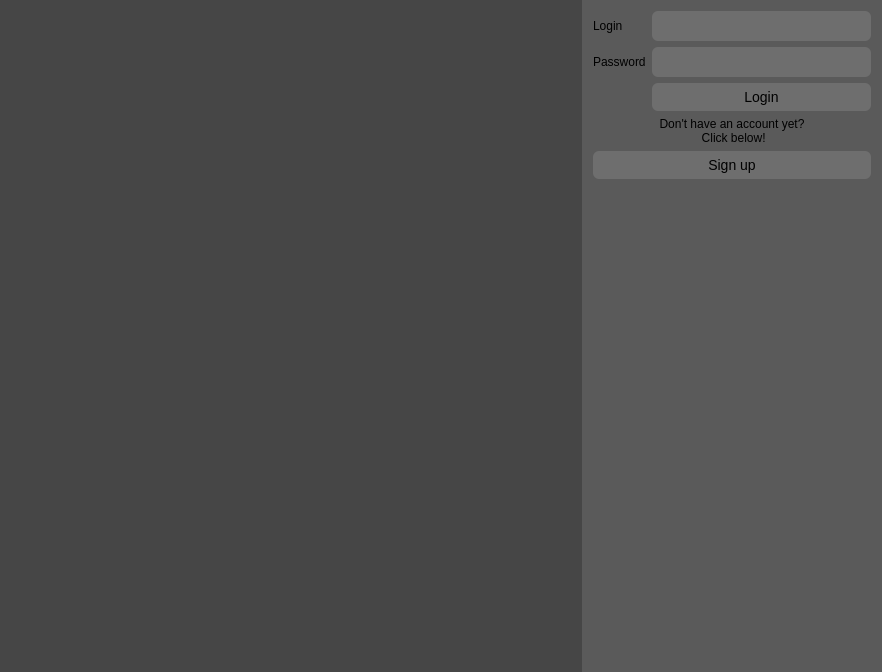
First picture: the form in mainwindow.ui, repository Gluzix/DataBase_Project, before the edit.
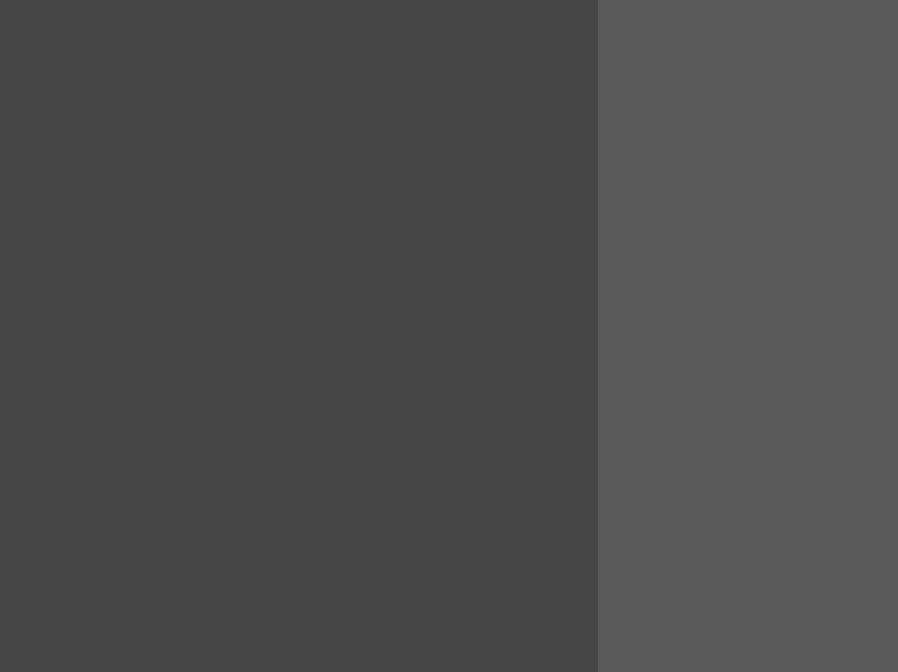
Second picture: the form after the edit.

Commit message: Almost finished Registration and login system. Needs to connect Logout button and secure login password lineEdits

Diff of the .ui file:
```diff
--- a/mainwindow.ui
+++ b/mainwindow.ui
@@ -6,7 +6,7 @@
    <rect>
     <x>0</x>
     <y>0</y>
-    <width>882</width>
+    <width>898</width>
     <height>672</height>
    </rect>
   </property>
@@ -161,96 +161,7 @@
          </property>
          <layout class="QGridLayout" name="gridLayout_4">
           <item row="0" column="0">
-           <widget class="QLabel" name="label">
-            <property name="text">
-             <string>Login</string>
-            </property>
-           </widget>
-          </item>
-          <item row="0" column="1">
-           <widget class="QLineEdit" name="loginEdit">
-            <property name="styleSheet">
-             <string notr="true">QLineEdit{
-font-size:14px;
-border-radius:6px;
-background-color:rgb(110,110,110);
-padding-top:6px;
-padding-bottom:6px;
-}
-</string>
-            </property>
-           </widget>
-          </item>
-          <item row="1" column="0">
-           <widget class="QLabel" name="label_2">
-            <property name="text">
-             <string>Password</string>
-            </property>
-           </widget>
-          </item>
-          <item row="1" column="1">
-           <widget class="QLineEdit" name="pwdEdit">
-            <property name="styleSheet">
-             <string notr="true">QLineEdit{
-font-size:14px;
-border-radius:6px;
-background-color:rgb(110,110,110);
-padding-top:6px;
-padding-bottom:6px;
-}</string>
-            </property>
-           </widget>
-          </item>
-          <item row="2" column="1">
-           <widget class="QPushButton" name="loginButton">
-            <property name="styleSheet">
-             <string notr="true">QPushButton{
-font-size:14px;
-border-radius:6px;
-background-color:rgb(110,110,110);
-padding-top:6px;
-padding-bottom:6px;
-}
-
-QPushButton:hover{
-background-color:rgb(130,130,130);
-}</string>
-            </property>
-            <property name="text">
-             <string>Login</string>
-            </property>
-           </widget>
-          </item>
-          <item row="3" column="0" colspan="2">
-           <widget class="QLabel" name="label_3">
-            <property name="text">
-             <string>Don't have an account yet? 
- Click below!</string>
-            </property>
-            <property name="alignment">
-             <set>Qt::AlignCenter</set>
-            </property>
-           </widget>
-          </item>
-          <item row="4" column="0" colspan="2">
-           <widget class="QPushButton" name="registerButton">
-            <property name="styleSheet">
-             <string notr="true">QPushButton{
-font-size:14px;
-border-radius:6px;
-background-color:rgb(110,110,110);
-padding-top:6px;
-padding-bottom:6px;
-}
-
-QPushButton:hover{
-background-color:rgb(130,130,130);
-}</string>
-            </property>
-            <property name="text">
-             <string>Sign up</string>
-            </property>
-           </widget>
+           <layout class="QGridLayout" name="userWidgetLayout"/>
           </item>
          </layout>
         </widget>
@@ -284,7 +195,7 @@
            <rect>
             <x>0</x>
             <y>0</y>
-            <width>582</width>
+            <width>598</width>
             <height>652</height>
            </rect>
           </property>
```
Left out of the diff: 4 changed lines with no effect on the pictures. The commit also changes 14 other files.
